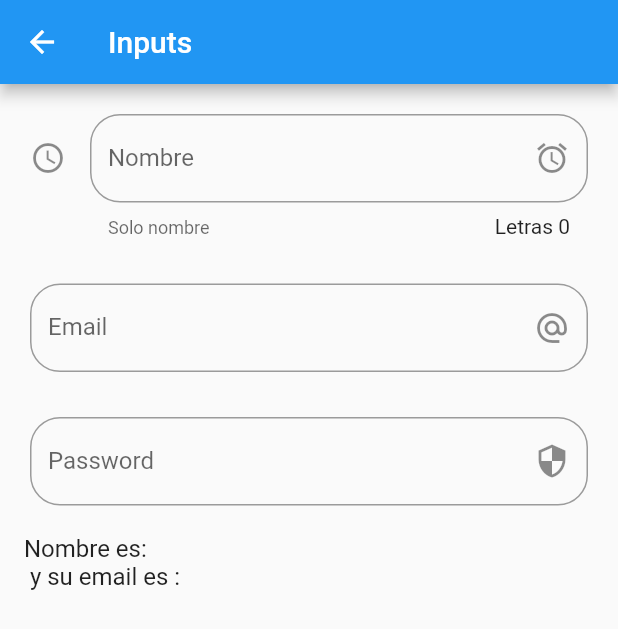
After one commit to JuanFCVal/FlutterBasicFunctions, a Flutter app: the InputsPage screen opened by its route, on a phone screen of 412 x 824 dp. The commit adds this screen. Shown: the top 629 px of the screen. Run offline on Flutter 3.47's test engine with Material 2 defaults, Android fonts, the phone set to English and light mode, and no system bars.

Commit message:
Different inputs stykes add to inputs page

```diff
--- a/examples/data/menu_opts.json
+++ b/examples/data/menu_opts.json
@@ -20,6 +20,11 @@
             "ruta" : "animatedContainer",
             "icon" : "donut_large",
             "texto": "Animated container"
+        },
+        {
+            "ruta": "inputs",
+            "icon": "input",
+            "texto": "Inputs"
         }
     ]
 }
--- a/examples/lib/src/Utils/icon_string_util.dart
+++ b/examples/lib/src/Utils/icon_string_util.dart
@@ -4,7 +4,8 @@ final Map _icons = <String, IconData>{
   'add_alert': Icons.add_alert,
   'accessibility': Icons.accessibility,
   'folder_open': Icons.folder_open,
-  'donut_large': Icons.donut_large
+  'donut_large': Icons.donut_large,
+  'input': Icons.input
 };
 
 Icon getIcon(String nombreIcono) {
--- /dev/null
+++ b/examples/lib/src/pages/Inputs_page.dart
@@ -0,0 +1,107 @@
+import 'package:flutter/material.dart';
+
+class InputsPage extends StatefulWidget {
+  const InputsPage({Key key}) : super(key: key);
+
+  @override
+  _InputsPageState createState() => _InputsPageState();
+}
+
+class _InputsPageState extends State<InputsPage> {
+  String _name = '';
+  String _email = '';
+  @override
+  Widget build(BuildContext context) {
+    return Scaffold(
+      appBar: AppBar(
+        title: Text("Inputs"),
+      ),
+      body: ListView(
+        children: [
+          Padding(
+            padding:
+                const EdgeInsets.only(top: 20, bottom: 10, right: 20, left: 20),
+            child: _crearInput(),
+          ),
+          Padding(
+            padding:
+                const EdgeInsets.only(top: 20, bottom: 10, right: 20, left: 20),
+            child: _crearEmail(),
+          ),
+          Padding(
+            padding:
+                const EdgeInsets.only(top: 20, bottom: 10, right: 20, left: 20),
+            child: _crearPassword(),
+          ),
+          _crearPersona()
+        ],
+      ),
+    );
+  }
+
+  Widget _crearInput() {
+    return TextField(
+      //TextFild para independiente, TextForm para formularios}
+      //autofocus: true, //Sale el teclado automaticamente
+      textCapitalization:
+          TextCapitalization.words, //Primera letra capital por cada palabraR
+      decoration: InputDecoration(
+          border: OutlineInputBorder(
+            borderRadius: BorderRadius.circular(20), //Borde de la caja de texto
+          ),
+          counter: Text("Letras ${_name.length}"), //Contador de caracteres
+          hintText: 'Nombre de la persona ', //Texto de ejemplo
+          labelText: 'Nombre', //Label
+          helperText: "Solo nombre", //Ayuda adicional,
+          suffixIcon:
+              Icon(Icons.access_alarm), //Aparece dentro del input al final
+          icon: Icon(Icons
+              .access_time) //Aparece dentro del input a la izquierda al inicio
+          ),
+      onChanged: (value) {
+        _name = value;
+        setState(() {});
+      },
+    );
+  }
+
+  Widget _crearPersona() {
+    return ListTile(
+      title: Text('Nombre es: $_name \n y su email es :$_email'),
+    );
+  }
+
+  _crearEmail() {
+    return TextField(
+      keyboardType:
+          TextInputType.emailAddress, //Permite  agregar un arroba en el tecado
+      decoration: InputDecoration(
+        border: OutlineInputBorder(
+          borderRadius: BorderRadius.circular(20), //Borde de la caja de texto
+        ),
+        hintText: 'Email de la persona ', //Texto de ejemplo
+        labelText: 'Email', //Label
+        suffixIcon:
+            Icon(Icons.alternate_email), //Aparece dentro del input al final
+      ),
+      onChanged: (value) {
+        _email = value;
+        setState(() {});
+      },
+    );
+  }
+
+  _crearPassword() {
+    return TextField(
+      obscureText: true,
+      decoration: InputDecoration(
+        border: OutlineInputBorder(
+          borderRadius: BorderRadius.circular(20), //Borde de la caja de texto
+        ),
+        hintText: 'Password', //Texto de ejemplo
+        labelText: 'Password', //Label
+        suffixIcon: Icon(Icons.security), //Aparece dentro del input al final
+      ),
+    );
+  }
+}
--- a/examples/lib/src/routes/routes.dart
+++ b/examples/lib/src/routes/routes.dart
@@ -1,3 +1,4 @@
+import 'package:examples/src/pages/Inputs_page.dart';
 import 'package:examples/src/pages/alert_page.dart';
 import 'package:examples/src/pages/animated_container.dart';
 import 'package:examples/src/pages/avatar_page.dart';
@@ -11,6 +12,7 @@ Map<String, WidgetBuilder> getApplicationRoutes() {
     'alert': (BuildContext context) => AlertPage(),
     'avatar': (BuildContext context) => AvatarPage(),
     'card': (BuildContext context) => CardPage(),
-    'animatedContainer': (BuildContext context) => AnimatedContainerPage()
+    'animatedContainer': (BuildContext context) => AnimatedContainerPage(),
+    'inputs': (BuildContext context) => InputsPage()
   };
 }
```
